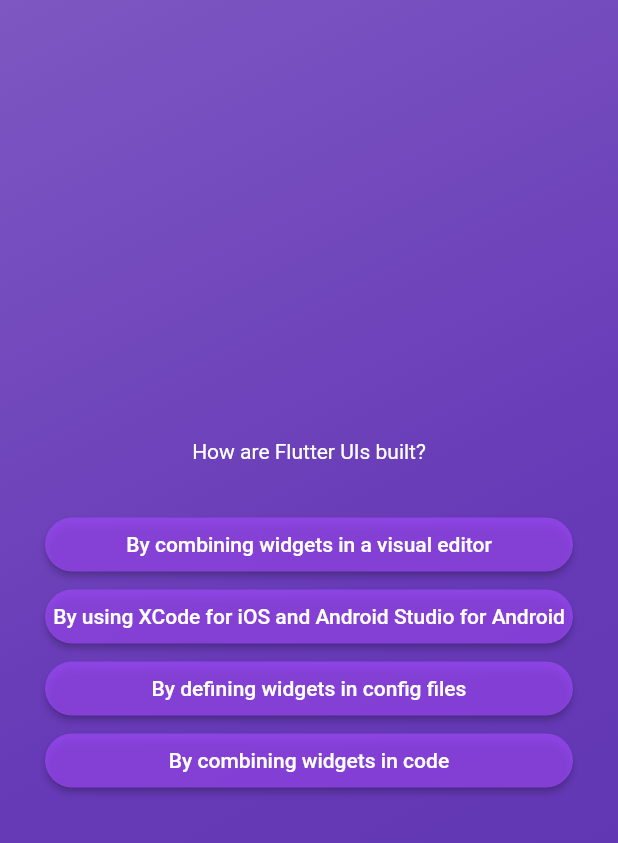
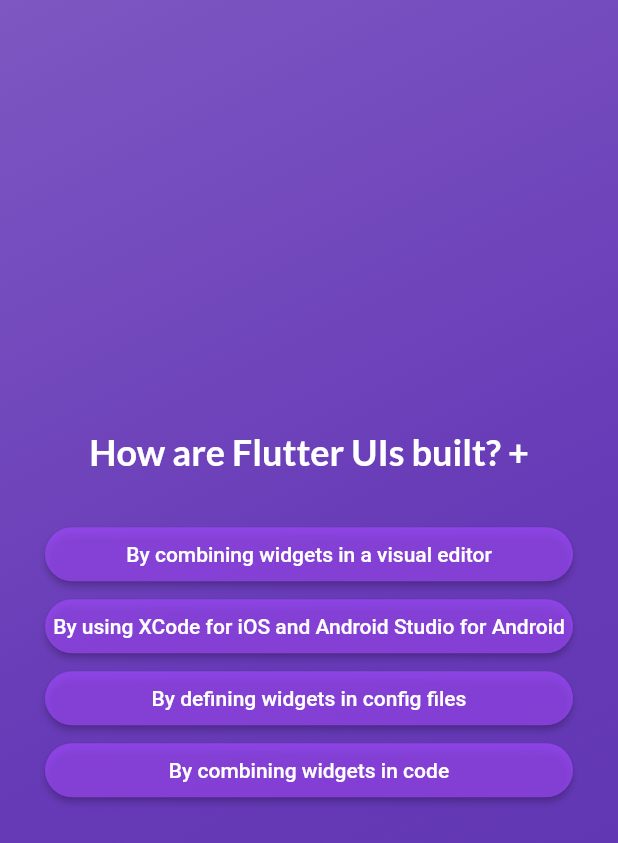
Before and after one commit to brkeudunman/quiz_app, a Flutter app: the screen it shows after launch, after a tap on "Click to begin", after a tap on "Components", on a phone screen of 412 x 824 dp. Shown: the top 843 px of the screen. Run offline on Flutter 3.47's test engine with Material 2 defaults, Android fonts, the phone set to English and light mode, and no system bars; our stand-ins replace google_fonts.

Commit message:
feature;font feature;answer-loop

```diff
--- a/lib/home.dart
+++ b/lib/home.dart
@@ -27,7 +27,6 @@ class Home extends StatelessWidget {
         ),
         const SizedBox(height: 10),
         OutlinedButton.icon(
-          //todo
           onPressed: () {
             startQuiz();
           },
--- a/lib/questions.dart
+++ b/lib/questions.dart
@@ -2,9 +2,12 @@ import 'package:flutter/material.dart';
 import 'package:quiz_app/common/question_button.dart';
 import 'package:quiz_app/data/questions.dart';
 import 'package:quiz_app/models/quiz_question.dart';
+import 'package:google_fonts/google_fonts.dart';
 
 class Questions extends StatefulWidget {
-  const Questions({super.key});
+  final void Function(String answer) onSelectAnswer;
+
+  const Questions({super.key, required this.onSelectAnswer});
 
   @override
   State<Questions> createState() {
@@ -15,7 +18,8 @@ class Questions extends StatefulWidget {
 class _Questions extends State<Questions> {
   var currentQuestionIndex = 0;
 
-  void answerQuestion() {
+  void answerQuestion(String answer) {
+    widget.onSelectAnswer(answer);
     setState(() {
       currentQuestionIndex++;
     });
@@ -33,16 +37,22 @@ class _Questions extends State<Questions> {
         children: [
           Text(
             textAlign: TextAlign.center,
-            currentQuestion.text,
-            style: const TextStyle(
+            "${currentQuestion.text} + ",
+            style: GoogleFonts.lato(
               color: Colors.white,
+              fontSize: 24,
+              fontWeight: FontWeight.bold,
             ),
           ),
           const SizedBox(
             height: 30,
           ),
           ...currentQuestion.getShuffledAnswers().map((answer) {
-            return QuestionButton(answerText: answer, onTap: answerQuestion);
+            return QuestionButton(
+                answerText: answer,
+                onTap: () {
+                  answerQuestion(answer);
+                });
           })
         ],
       ),
--- a/lib/quiz.dart
+++ b/lib/quiz.dart
@@ -2,6 +2,7 @@ import 'package:flutter/material.dart';
 import 'package:quiz_app/containers/gradient_container.dart';
 import 'package:quiz_app/home.dart';
 import 'package:quiz_app/questions.dart';
+import 'package:quiz_app/data/questions.dart';
 
 class Quiz extends StatefulWidget {
   const Quiz({super.key});
@@ -13,6 +14,7 @@ class Quiz extends StatefulWidget {
 }
 
 class _Quiz extends State<Quiz> {
+  List<String> selectedAnswers = [];
   var activeWidget = "start-screen";
 
   void switchWidget() {
@@ -21,11 +23,24 @@ class _Quiz extends State<Quiz> {
     });
   }
 
+  void chooseAnswer(String answer) {
+    selectedAnswers.add(answer);
+
+    if (selectedAnswers.length == questions.length) {
+      setState(
+        () {
+          selectedAnswers = [];
+          activeWidget = "start-screen";
+        },
+      );
+    }
+  }
+
   @override
   Widget build(BuildContext context) {
     Widget screenWidget = Home(switchWidget);
     if (activeWidget == "questions-screen") {
-      screenWidget = const Questions();
+      screenWidget = Questions(onSelectAnswer: chooseAnswer);
     }
     return GradientContainer(colors: [
       Colors.deepPurple.shade400,
--- a/pubspec.yaml
+++ b/pubspec.yaml
@@ -35,6 +35,7 @@ dependencies:
   # The following adds the Cupertino Icons font to your application.
   # Use with the CupertinoIcons class for iOS style icons.
   cupertino_icons: ^1.0.2
+  google_fonts: ^5.1.0
 
 dev_dependencies:
   flutter_test:
```
Also changed, not shown: lib/results.dart (added), pubspec.lock, 1 other file.
